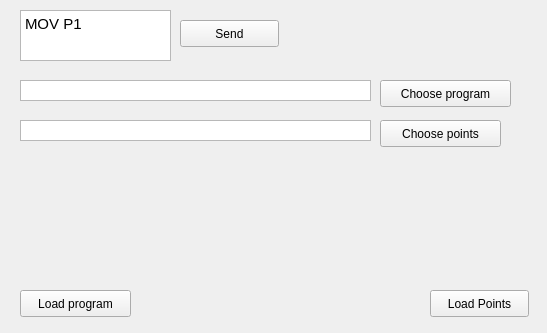
Before: the Qt Designer form src/rqt_mypkg/MyPlugin.ui in biellls/rqt_arm_control_py, drawn with Qt 5.
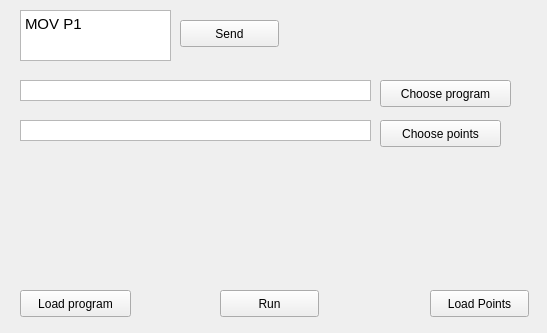
After: the same form once the commit is applied.

Diff of the .ui file:
```diff
--- a/src/rqt_mypkg/MyPlugin.ui
+++ b/src/rqt_mypkg/MyPlugin.ui
@@ -127,6 +127,19 @@
     <enum>Qt::ScrollBarAlwaysOff</enum>
    </property>
   </widget>
+  <widget class="QPushButton" name="runButton">
+   <property name="geometry">
+    <rect>
+     <x>220</x>
+     <y>290</y>
+     <width>99</width>
+     <height>27</height>
+    </rect>
+   </property>
+   <property name="text">
+    <string>Run</string>
+   </property>
+  </widget>
  </widget>
  <resources/>
  <connections/>
```
